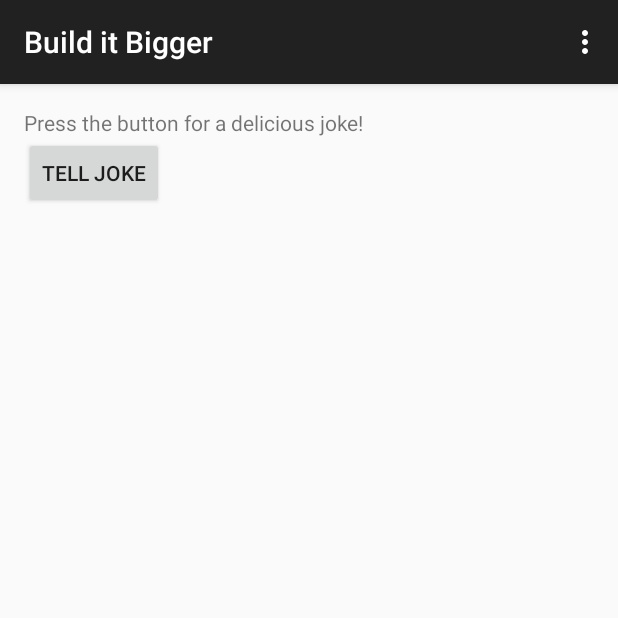
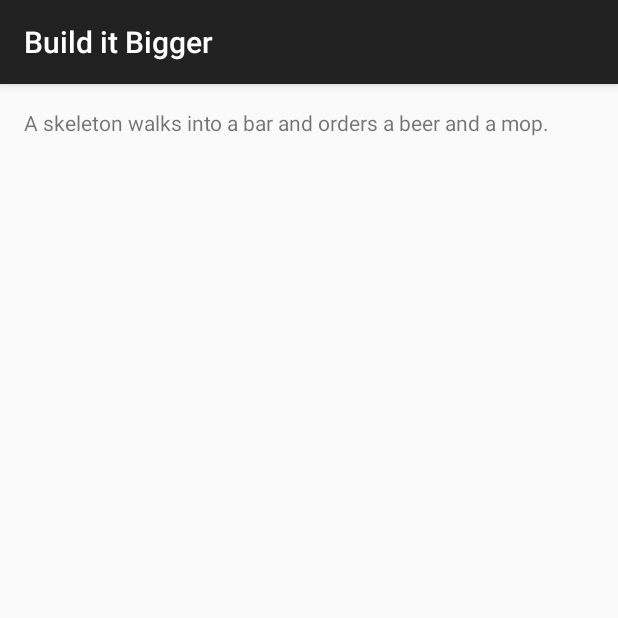
Before and after one commit to TheHamCo/Android-Build-it-Bigger, an Android app: the screen it shows after launch (MainActivity before the commit, JokeActivity after it), after a tap on "TELL JOKE", on a phone screen of 412 x 824 dp, the top half of it. Run offline under Robolectric (Android 15) with nearby library versions, the phone set to English and light mode, and no system bars; our stand-ins replace AdMob.

Commit message:
feat: Wire JokeTellerAndroid library to app

```diff
--- a/app/src/main/java/com/udacity/gradle/builditbigger/MainActivity.java
+++ b/app/src/main/java/com/udacity/gradle/builditbigger/MainActivity.java
@@ -1,13 +1,15 @@
 package com.udacity.gradle.builditbigger;
 
+import android.content.Intent;
+import android.os.Bundle;
 import android.support.v7.app.ActionBarActivity;
-import android.os.Bundle;
 import android.view.Menu;
 import android.view.MenuItem;
 import android.view.View;
-import android.widget.Toast;
 
 import com.example.JokeTeller;
+
+import co.dijam.michael.joketellerandroid.JokeActivity;
 
 
 public class MainActivity extends ActionBarActivity {
@@ -42,7 +44,9 @@ public class MainActivity extends ActionBarActivity {
     }
 
     public void tellJoke(View view){
-        Toast.makeText(this, JokeTeller.getJoke(), Toast.LENGTH_SHORT).show();
+        Intent jokeIntent = new Intent(this, JokeActivity.class);
+        jokeIntent.putExtra(JokeActivity.JOKE_EXTRA, JokeTeller.getJoke());
+        startActivity(jokeIntent);
     }
 
 
--- a/joketellerandroid/src/main/AndroidManifest.xml
+++ b/joketellerandroid/src/main/AndroidManifest.xml
@@ -1,3 +1,4 @@
+<?xml version="1.0" encoding="utf-8"?>
 <manifest xmlns:android="http://schemas.android.com/apk/res/android"
     package="co.dijam.michael.joketellerandroid">
 
@@ -5,7 +6,7 @@
         android:allowBackup="true"
         android:label="@string/app_name"
         android:supportsRtl="true">
-
+        <activity android:name=".JokeActivity"></activity>
     </application>
 
 </manifest>
--- /dev/null
+++ b/joketellerandroid/src/main/java/co/dijam/michael/joketellerandroid/JokeActivity.java
@@ -0,0 +1,23 @@
+package co.dijam.michael.joketellerandroid;
+
+import android.os.Bundle;
+import android.support.v7.app.AppCompatActivity;
+import android.widget.TextView;
+
+public class JokeActivity extends AppCompatActivity {
+
+    public static String JOKE_EXTRA = "je";
+
+    @Override
+    protected void onCreate(Bundle savedInstanceState) {
+        super.onCreate(savedInstanceState);
+        setContentView(R.layout.activity_joke);
+
+        String joke = getIntent().getStringExtra(JOKE_EXTRA);
+        TextView jokeTextView = (TextView) findViewById(R.id.joke_text_view);
+
+        if (joke!=null && !joke.equals("")) {
+            jokeTextView.setText(joke);
+        }
+    }
+}
--- /dev/null
+++ b/joketellerandroid/src/main/res/layout/activity_joke.xml
@@ -0,0 +1,15 @@
+<?xml version="1.0" encoding="utf-8"?>
+<RelativeLayout xmlns:android="http://schemas.android.com/apk/res/android"
+    xmlns:tools="http://schemas.android.com/tools"
+    android:layout_width="match_parent"
+    android:layout_height="match_parent"
+    android:paddingBottom="@dimen/activity_vertical_margin"
+    android:paddingLeft="@dimen/activity_horizontal_margin"
+    android:paddingRight="@dimen/activity_horizontal_margin"
+    android:paddingTop="@dimen/activity_vertical_margin"
+    tools:context="co.dijam.michael.joketellerandroid.JokeActivity">
+    <TextView
+        android:id="@+id/joke_text_view"
+        android:layout_width="wrap_content"
+        android:layout_height="wrap_content" />
+</RelativeLayout>
--- /dev/null
+++ b/joketellerandroid/src/main/res/values-w820dp/dimens.xml
@@ -0,0 +1,6 @@
+<resources>
+    <!-- Example customization of dimensions originally defined in res/values/dimens.xml
+         (such as screen margins) for screens with more than 820dp of available width. This
+         would include 7" and 10" devices in landscape (~960dp and ~1280dp respectively). -->
+    <dimen name="activity_horizontal_margin">64dp</dimen>
+</resources>
--- /dev/null
+++ b/joketellerandroid/src/main/res/values/dimens.xml
@@ -0,0 +1,5 @@
+<resources>
+    <!-- Default screen margins, per the Android Design guidelines. -->
+    <dimen name="activity_horizontal_margin">16dp</dimen>
+    <dimen name="activity_vertical_margin">16dp</dimen>
+</resources>
```
Also changed, not shown: 1 other file.
